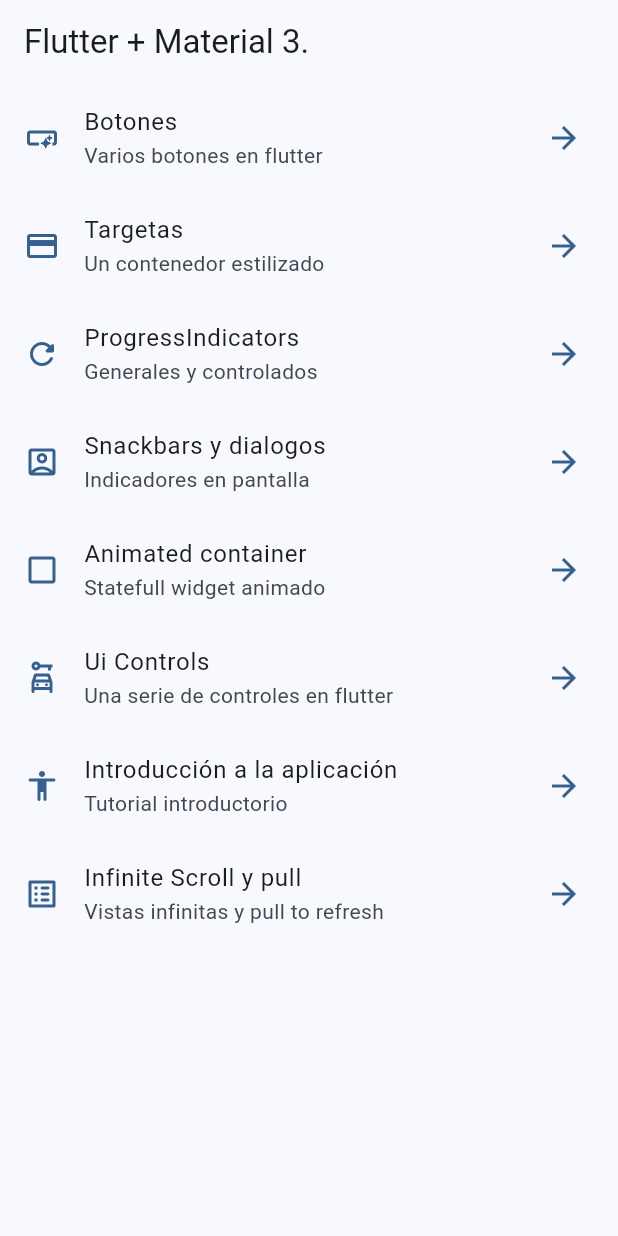
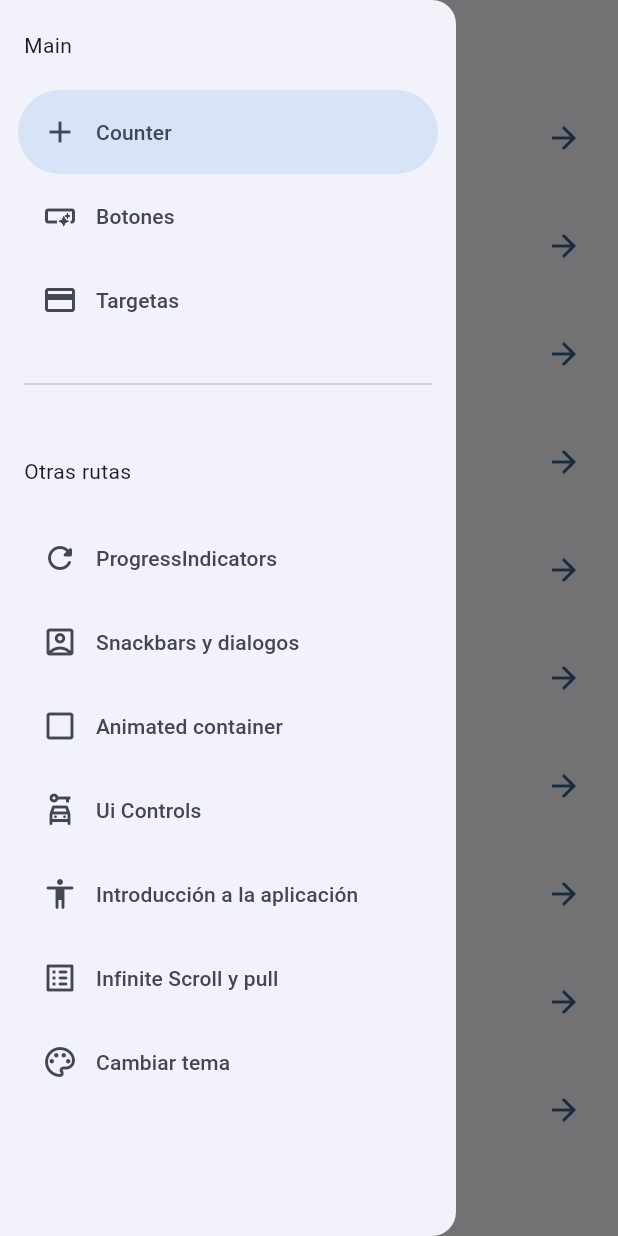
Before and after one commit to hhugo-isc/flutter-bases, a Flutter app: the screen it shows after launch, with the side drawer open (before the commit the screen has no drawer), on a phone screen of 412 x 824 dp. Run offline on Flutter 3.47's test engine with Material 2 defaults, Android fonts, the phone set to English and light mode, and no system bars; our stand-ins replace animate_do, flutter_riverpod, go_router, riverpod.

Commit message:
Primera parte de riverpod, menu y configuracion de tema: antes de statenotifier

```diff
--- a/lib/config/menu/menu_items.dart
+++ b/lib/config/menu/menu_items.dart
@@ -15,6 +15,12 @@ class MenuItem {
 }
 
 const List<MenuItem> appMenuItems = <MenuItem>[
+  MenuItem(
+    title: 'Counter',
+    subtitle: 'Counter Screen con Riverpod',
+    link: '/counter',
+    icon: Icons.add,
+  ),
   MenuItem(
     title: 'Botones',
     subtitle: 'Varios botones en flutter',
@@ -63,4 +69,10 @@ const List<MenuItem> appMenuItems = <MenuItem>[
     link: '/infinitescroll',
     icon: Icons.list_alt_rounded,
   ),
+  MenuItem(
+    title: 'Cambiar tema',
+    subtitle: 'Cambiar tema de la aplicacion',
+    link: '/themeChanger',
+    icon: Icons.color_lens_outlined,
+  ),
 ];
--- a/lib/config/router/app_router.dart
+++ b/lib/config/router/app_router.dart
@@ -1,4 +1,5 @@
 import 'package:go_router/go_router.dart';
+
 import 'package:widgetsapp/presentation/screens/screens.dart';
 
 final appRouter = GoRouter(
@@ -48,6 +49,16 @@ final appRouter = GoRouter(
       path: '/infinitescroll',
       name: InfiniteScrollScreen.name,
       builder: (context, state) => const InfiniteScrollScreen(),
+    ),
+    GoRoute(
+      path: '/counter',
+      name: CounterScreen.name,
+      builder: (context, state) => const CounterScreen(),
+    ),
+    GoRoute(
+      path: '/themeChanger',
+      name: ThemeChangerScreen.name,
+      builder: (context, state) => const ThemeChangerScreen(),
     )
   ],
 );
--- a/lib/config/theme/app_theme.dart
+++ b/lib/config/theme/app_theme.dart
@@ -10,7 +10,7 @@ const colorList = [
 ];
 
 class AppTheme {
-  AppTheme({this.selectedColor = 0})
+  AppTheme({this.selectedColor = 0, this.isDarkMode = false})
       : assert(
           selectedColor >= 0,
           'Selected color must be greather than 0',
@@ -21,9 +21,11 @@ class AppTheme {
         );
 
   final int selectedColor;
+  final bool isDarkMode;
 
   ThemeData getTheme() => ThemeData(
         useMaterial3: true,
+        brightness: isDarkMode ? Brightness.dark : Brightness.light,
         colorSchemeSeed: colorList[selectedColor],
         appBarTheme: const AppBarTheme(centerTitle: false),
       );
--- a/lib/main.dart
+++ b/lib/main.dart
@@ -1,19 +1,24 @@
 import 'package:flutter/material.dart';
+import 'package:flutter_riverpod/flutter_riverpod.dart';
 import 'package:widgetsapp/config/router/app_router.dart';
 import 'package:widgetsapp/config/theme/app_theme.dart';
+import 'package:widgetsapp/presentation/providers/theme_provider.dart';
 
-void main() => runApp(const MyApp());
+void main() => runApp(const ProviderScope(child: MyApp()));
 
-class MyApp extends StatelessWidget {
+class MyApp extends ConsumerWidget {
   const MyApp({super.key});
 
   @override
-  Widget build(BuildContext context) {
+  Widget build(BuildContext context, ref) {
+    final isDarkMode = ref.watch(isDarkModeProvider);
+    final selectedColor = ref.watch(selectedColorIndexProvider);
     return MaterialApp.router(
       title: 'Flutter widgets',
       routerConfig: appRouter,
       debugShowCheckedModeBanner: false,
-      theme: AppTheme(selectedColor: 0).getTheme(),
+      theme: AppTheme(selectedColor: selectedColor, isDarkMode: isDarkMode)
+          .getTheme(),
     );
   }
 }
--- /dev/null
+++ b/lib/presentation/providers/counter_provider.dart
@@ -0,0 +1,3 @@
+import 'package:riverpod/riverpod.dart';
+
+final counterProvider = StateProvider<int>((ref) => 0);
--- /dev/null
+++ b/lib/presentation/providers/theme_provider.dart
@@ -0,0 +1,10 @@
+import 'package:flutter_riverpod/flutter_riverpod.dart';
+import 'package:widgetsapp/config/theme/app_theme.dart';
+
+// Estado: isDarkModeProvider
+final isDarkModeProvider = StateProvider<bool>((ref) => false);
+
+//listado de colores inmutable
+final colorListProvider = Provider((ref) => colorList);
+
+final selectedColorIndexProvider = StateProvider((ref) => 0);
--- a/lib/presentation/screens/home/home_screen.dart
+++ b/lib/presentation/screens/home/home_screen.dart
@@ -1,6 +1,7 @@
 import 'package:flutter/material.dart';
 import 'package:go_router/go_router.dart';
 import 'package:widgetsapp/config/menu/menu_items.dart';
+import 'package:widgetsapp/presentation/widgets/side_menu.dart';
 
 class HomeScreen extends StatelessWidget {
   const HomeScreen({super.key});
@@ -9,12 +10,15 @@ class HomeScreen extends StatelessWidget {
 
   @override
   Widget build(BuildContext context) {
+    final scaffoldKey = GlobalKey<ScaffoldState>();
     return Scaffold(
+      key: scaffoldKey,
       appBar: AppBar(
         title: const Text('Flutter + Material 3.'),
         centerTitle: false,
       ),
       body: const _HomeView(),
+      drawer: SideMenu(scaffoldKey: scaffoldKey),
     );
   }
 }
--- a/lib/presentation/screens/screens.dart
+++ b/lib/presentation/screens/screens.dart
@@ -1,9 +1,11 @@
-export './home/home_screen.dart';
+export './animated/animated_screen.dart';
+export './app_tutorial/app_tutorial.dart';
 export './buttons/buttons_screen.dart';
 export './cards/cards_screen.dart';
-export './animated/animated_screen.dart';
-export './app_tutorial/app_tutorial.dart';
+export './counter/counter_screen.dart';
+export './home/home_screen.dart';
 export './infinite_scroll/infinite_scroll_screen.dart';
 export './progress/progress_screen.dart';
 export './snackbar/snackbar_screen.dart';
 export './ui_controls/ui_controls_screen.dart';
+export './theme_changer/theme_changer_screen.dart';
--- /dev/null
+++ b/lib/presentation/widgets/side_menu.dart
@@ -0,0 +1,55 @@
+import 'package:flutter/material.dart';
+import 'package:go_router/go_router.dart';
+import 'package:widgetsapp/config/menu/menu_items.dart';
+
+class SideMenu extends StatefulWidget {
+  const SideMenu({super.key, required this.scaffoldKey});
+
+  final GlobalKey<ScaffoldState> scaffoldKey;
+
+  @override
+  State<SideMenu> createState() => _SideMenuState();
+}
+
+class _SideMenuState extends State<SideMenu> {
+  int navDrawerIndex = 0;
+  @override
+  Widget build(BuildContext context) {
+    final bool hasNotch = MediaQuery.of(context).viewPadding.top > 35;
+    return NavigationDrawer(
+        selectedIndex: navDrawerIndex,
+        onDestinationSelected: (value) {
+          setState(() {
+            navDrawerIndex = value;
+            context.push(appMenuItems[value].link);
+            widget.scaffoldKey.currentState?.closeDrawer();
+          });
+        },
+        children: [
+          Padding(
+            padding: EdgeInsets.fromLTRB(16, hasNotch ? 5 : 20, 16, 20),
+            child: const Text('Main'),
+          ),
+          ...appMenuItems.sublist(0, 3).map(
+                (menuItem) => NavigationDrawerDestination(
+                  icon: Icon(menuItem.icon),
+                  label: Text(menuItem.title),
+                ),
+              ),
+          const Padding(
+            padding: EdgeInsets.fromLTRB(16, 20, 16, 20),
+            child: Divider(),
+          ),
+          const Padding(
+            padding: EdgeInsets.fromLTRB(16, 20, 16, 20),
+            child: Text('Otras rutas'),
+          ),
+          ...appMenuItems.sublist(3).map(
+                (menuItem) => NavigationDrawerDestination(
+                  icon: Icon(menuItem.icon),
+                  label: Text(menuItem.title),
+                ),
+              ),
+        ]);
+  }
+}
```
Also changed, not shown: lib/presentation/screens/counter/counter_screen.dart (added, +43 -0 lines), lib/presentation/screens/theme_changer/theme_changer_screen.dart (added, +57 -0 lines), pubspec.yaml (+6 -20 lines), pubspec.lock.
